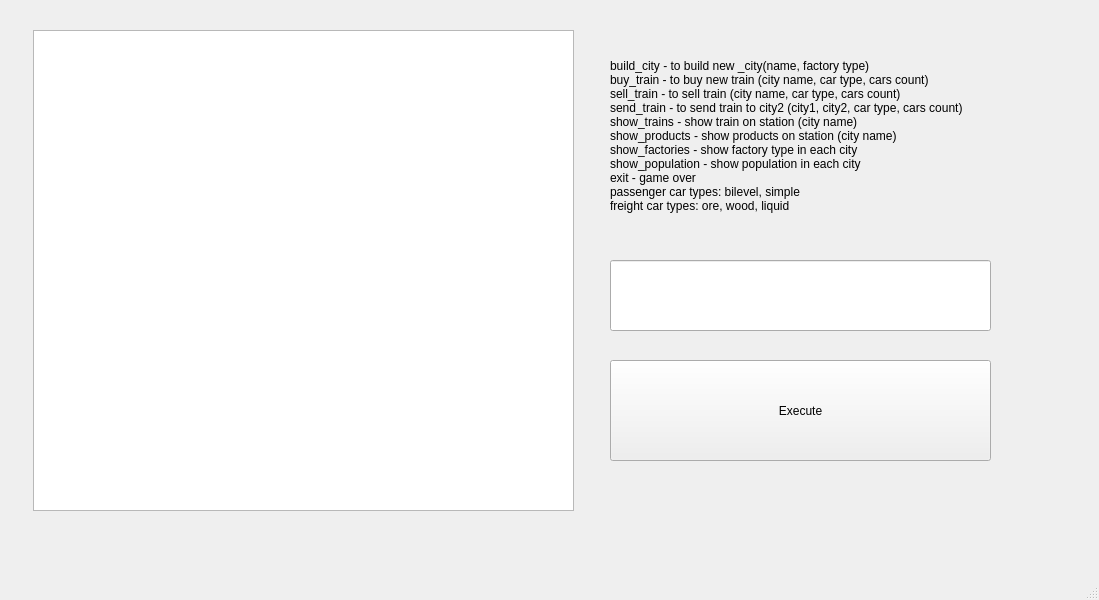
Qt form mainwindow.ui (VorkovN/Mini-City) before a commit.
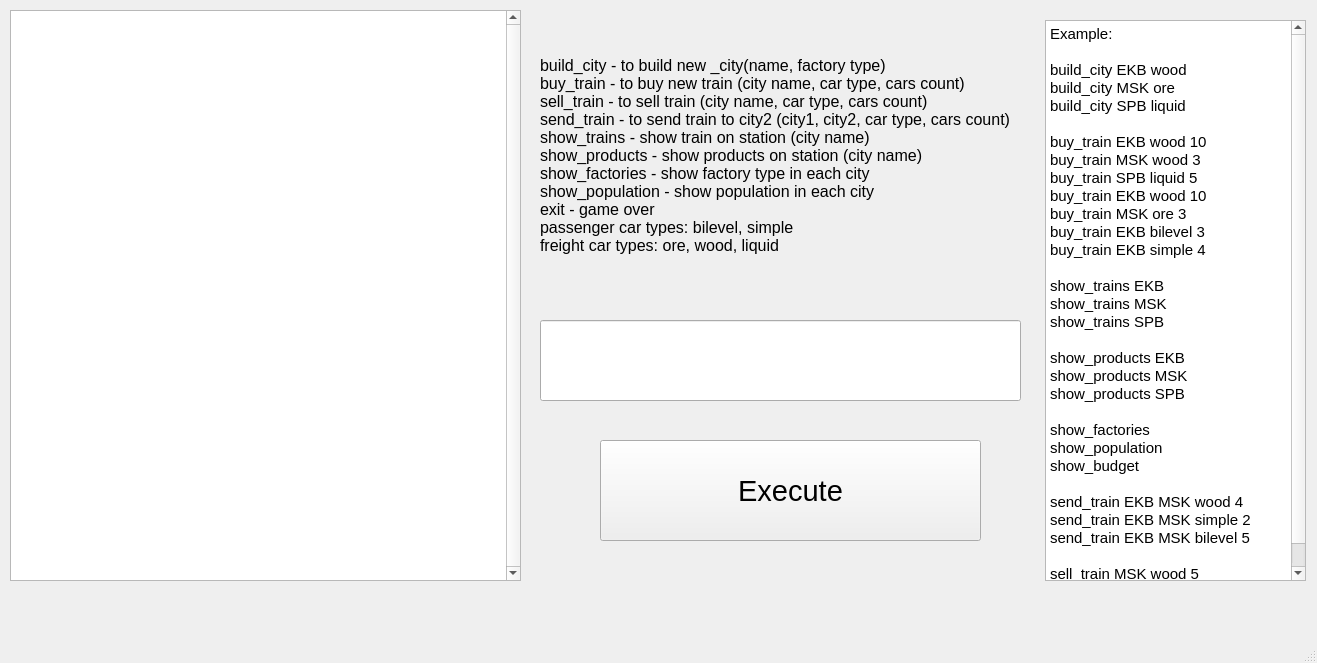
The same form after that commit.

What changed in the file:
```diff
--- a/mainwindow.ui
+++ b/mainwindow.ui
@@ -6,8 +6,8 @@
    <rect>
     <x>0</x>
     <y>0</y>
-    <width>1099</width>
-    <height>600</height>
+    <width>1317</width>
+    <height>663</height>
    </rect>
   </property>
   <property name="windowTitle">
@@ -17,12 +17,17 @@
    <widget class="QPushButton" name="executeButton">
     <property name="geometry">
      <rect>
-      <x>610</x>
-      <y>360</y>
+      <x>600</x>
+      <y>440</y>
       <width>381</width>
       <height>101</height>
      </rect>
     </property>
+    <property name="font">
+     <font>
+      <pointsize>22</pointsize>
+     </font>
+    </property>
     <property name="text">
      <string>Execute</string>
     </property>
@@ -30,22 +35,44 @@
    <widget class="QLineEdit" name="inputField">
     <property name="geometry">
      <rect>
-      <x>610</x>
-      <y>260</y>
-      <width>381</width>
-      <height>71</height>
+      <x>540</x>
+      <y>320</y>
+      <width>481</width>
+      <height>81</height>
      </rect>
     </property>
+    <property name="font">
+     <font>
+      <pointsize>12</pointsize>
+     </font>
+    </property>
    </widget>
    <widget class="QLabel" name="helpField">
     <property name="geometry">
      <rect>
-      <x>610</x>
-      <y>0</y>
-      <width>491</width>
-      <height>271</height>
+      <x>540</x>
+      <y>30</y>
+      <width>481</width>
+      <height>251</height>
      </rect>
     </property>
+    <property name="font">
+     <font>
+      <pointsize>12</pointsize>
+     </font>
+    </property>
+    <property name="mouseTracking">
+     <bool>false</bool>
+    </property>
+    <property name="tabletTracking">
+     <bool>false</bool>
+    </property>
+    <property name="layoutDirection">
+     <enum>Qt::LeftToRight</enum>
+    </property>
+    <property name="autoFillBackground">
+     <bool>true</bool>
+    </property>
     <property name="text">
      <string>build_city - to build new _city(name, factory type)
 buy_train - to buy new train (city name, car type, cars count)
@@ -63,11 +90,76 @@
    <widget class="QTextEdit" name="textEdit">
     <property name="geometry">
      <rect>
-      <x>33</x>
-      <y>30</y>
-      <width>541</width>
-      <height>481</height>
+      <x>10</x>
+      <y>10</y>
+      <width>511</width>
+      <height>571</height>
      </rect>
+    </property>
+    <property name="font">
+     <font>
+      <pointsize>12</pointsize>
+     </font>
+    </property>
+    <property name="layoutDirection">
+     <enum>Qt::LeftToRight</enum>
+    </property>
+    <property name="autoFillBackground">
+     <bool>false</bool>
+    </property>
+    <property name="verticalScrollBarPolicy">
+     <enum>Qt::ScrollBarAlwaysOn</enum>
+    </property>
+    <property name="sizeAdjustPolicy">
+     <enum>QAbstractScrollArea::AdjustIgnored</enum>
+    </property>
+   </widget>
+   <widget class="QTextBrowser" name="textBrowser">
+    <property name="geometry">
+     <rect>
+      <x>1045</x>
+      <y>20</y>
+      <width>261</width>
+      <height>561</height>
+     </rect>
+    </property>
+    <property name="html">
+     <string>&lt;!DOCTYPE HTML PUBLIC &quot;-//W3C//DTD HTML 4.0//EN&quot; &quot;http://www.w3.org/TR/REC-html40/strict.dtd&quot;&gt;
+&lt;html&gt;&lt;head&gt;&lt;meta name=&quot;qrichtext&quot; content=&quot;1&quot; /&gt;&lt;style type=&quot;text/css&quot;&gt;
+p, li { white-space: pre-wrap; }
+&lt;/style&gt;&lt;/head&gt;&lt;body style=&quot; font-family:'Ubuntu'; font-size:11pt; font-weight:400; font-style:normal;&quot;&gt;
+&lt;p style=&quot; margin-top:0px; margin-bottom:0px; margin-left:0px; margin-right:0px; -qt-block-indent:0; text-indent:0px;&quot;&gt;Example:&lt;/p&gt;
+&lt;p style=&quot;-qt-paragraph-type:empty; margin-top:0px; margin-bottom:0px; margin-left:0px; margin-right:0px; -qt-block-indent:0; text-indent:0px;&quot;&gt;&lt;br /&gt;&lt;/p&gt;
+&lt;p style=&quot; margin-top:0px; margin-bottom:0px; margin-left:0px; margin-right:0px; -qt-block-indent:0; text-indent:0px;&quot;&gt;build_city EKB wood&lt;/p&gt;
+&lt;p style=&quot; margin-top:0px; margin-bottom:0px; margin-left:0px; margin-right:0px; -qt-block-indent:0; text-indent:0px;&quot;&gt;build_city MSK ore&lt;/p&gt;
+&lt;p style=&quot; margin-top:0px; margin-bottom:0px; margin-left:0px; margin-right:0px; -qt-block-indent:0; text-indent:0px;&quot;&gt;build_city SPB liquid&lt;/p&gt;
+&lt;p style=&quot;-qt-paragraph-type:empty; margin-top:0px; margin-bottom:0px; margin-left:0px; margin-right:0px; -qt-block-indent:0; text-indent:0px;&quot;&gt;&lt;br /&gt;&lt;/p&gt;
+&lt;p style=&quot; margin-top:0px; margin-bottom:0px; margin-left:0px; margin-right:0px; -qt-block-indent:0; text-indent:0px;&quot;&gt;buy_train EKB wood 10&lt;/p&gt;
+&lt;p style=&quot; margin-top:0px; margin-bottom:0px; margin-left:0px; margin-right:0px; -qt-block-indent:0; text-indent:0px;&quot;&gt;buy_train MSK wood 3&lt;/p&gt;
+&lt;p style=&quot; margin-top:0px; margin-bottom:0px; margin-left:0px; margin-right:0px; -qt-block-indent:0; text-indent:0px;&quot;&gt;buy_train SPB liquid 5&lt;/p&gt;
+&lt;p style=&quot; margin-top:0px; margin-bottom:0px; margin-left:0px; margin-right:0px; -qt-block-indent:0; text-indent:0px;&quot;&gt;buy_train EKB wood 10&lt;/p&gt;
+&lt;p style=&quot; margin-top:0px; margin-bottom:0px; margin-left:0px; margin-right:0px; -qt-block-indent:0; text-indent:0px;&quot;&gt;buy_train MSK ore 3&lt;/p&gt;
+&lt;p style=&quot; margin-top:0px; margin-bottom:0px; margin-left:0px; margin-right:0px; -qt-block-indent:0; text-indent:0px;&quot;&gt;buy_train EKB bilevel 3&lt;/p&gt;
+&lt;p style=&quot; margin-top:0px; margin-bottom:0px; margin-left:0px; margin-right:0px; -qt-block-indent:0; text-indent:0px;&quot;&gt;buy_train EKB simple 4&lt;/p&gt;
+&lt;p style=&quot;-qt-paragraph-type:empty; margin-top:0px; margin-bottom:0px; margin-left:0px; margin-right:0px; -qt-block-indent:0; text-indent:0px;&quot;&gt;&lt;br /&gt;&lt;/p&gt;
+&lt;p style=&quot; margin-top:0px; margin-bottom:0px; margin-left:0px; margin-right:0px; -qt-block-indent:0; text-indent:0px;&quot;&gt;show_trains EKB&lt;/p&gt;
+&lt;p style=&quot; margin-top:0px; margin-bottom:0px; margin-left:0px; margin-right:0px; -qt-block-indent:0; text-indent:0px;&quot;&gt;show_trains MSK&lt;/p&gt;
+&lt;p style=&quot; margin-top:0px; margin-bottom:0px; margin-left:0px; margin-right:0px; -qt-block-indent:0; text-indent:0px;&quot;&gt;show_trains SPB&lt;/p&gt;
+&lt;p style=&quot;-qt-paragraph-type:empty; margin-top:0px; margin-bottom:0px; margin-left:0px; margin-right:0px; -qt-block-indent:0; text-indent:0px;&quot;&gt;&lt;br /&gt;&lt;/p&gt;
+&lt;p style=&quot; margin-top:0px; margin-bottom:0px; margin-left:0px; margin-right:0px; -qt-block-indent:0; text-indent:0px;&quot;&gt;show_products EKB&lt;/p&gt;
+&lt;p style=&quot; margin-top:0px; margin-bottom:0px; margin-left:0px; margin-right:0px; -qt-block-indent:0; text-indent:0px;&quot;&gt;show_products MSK&lt;/p&gt;
+&lt;p style=&quot; margin-top:0px; margin-bottom:0px; margin-left:0px; margin-right:0px; -qt-block-indent:0; text-indent:0px;&quot;&gt;show_products SPB&lt;/p&gt;
+&lt;p style=&quot;-qt-paragraph-type:empty; margin-top:0px; margin-bottom:0px; margin-left:0px; margin-right:0px; -qt-block-indent:0; text-indent:0px;&quot;&gt;&lt;br /&gt;&lt;/p&gt;
+&lt;p style=&quot; margin-top:0px; margin-bottom:0px; margin-left:0px; margin-right:0px; -qt-block-indent:0; text-indent:0px;&quot;&gt;show_factories&lt;/p&gt;
+&lt;p style=&quot; margin-top:0px; margin-bottom:0px; margin-left:0px; margin-right:0px; -qt-block-indent:0; text-indent:0px;&quot;&gt;show_population&lt;/p&gt;
+&lt;p style=&quot; margin-top:0px; margin-bottom:0px; margin-left:0px; margin-right:0px; -qt-block-indent:0; text-indent:0px;&quot;&gt;show_budget&lt;/p&gt;
+&lt;p style=&quot;-qt-paragraph-type:empty; margin-top:0px; margin-bottom:0px; margin-left:0px; margin-right:0px; -qt-block-indent:0; text-indent:0px;&quot;&gt;&lt;br /&gt;&lt;/p&gt;
+&lt;p style=&quot; margin-top:0px; margin-bottom:0px; margin-left:0px; margin-right:0px; -qt-block-indent:0; text-indent:0px;&quot;&gt;send_train EKB MSK wood 4&lt;/p&gt;
+&lt;p style=&quot; margin-top:0px; margin-bottom:0px; margin-left:0px; margin-right:0px; -qt-block-indent:0; text-indent:0px;&quot;&gt;send_train EKB MSK simple 2&lt;/p&gt;
+&lt;p style=&quot; margin-top:0px; margin-bottom:0px; margin-left:0px; margin-right:0px; -qt-block-indent:0; text-indent:0px;&quot;&gt;send_train EKB MSK bilevel 5&lt;/p&gt;
+&lt;p style=&quot;-qt-paragraph-type:empty; margin-top:0px; margin-bottom:0px; margin-left:0px; margin-right:0px; -qt-block-indent:0; text-indent:0px;&quot;&gt;&lt;br /&gt;&lt;/p&gt;
+&lt;p style=&quot; margin-top:0px; margin-bottom:0px; margin-left:0px; margin-right:0px; -qt-block-indent:0; text-indent:0px;&quot;&gt;sell_train MSK wood 5&lt;/p&gt;
+&lt;p style=&quot;-qt-paragraph-type:empty; margin-top:0px; margin-bottom:0px; margin-left:0px; margin-right:0px; -qt-block-indent:0; text-indent:0px;&quot;&gt;&lt;br /&gt;&lt;/p&gt;&lt;/body&gt;&lt;/html&gt;</string>
     </property>
    </widget>
   </widget>
```
Left out of the diff: 8 changed lines with no effect on the pictures.
